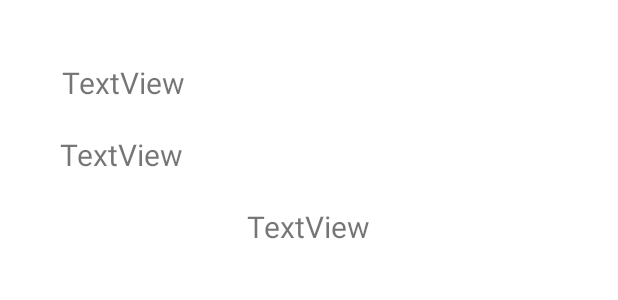
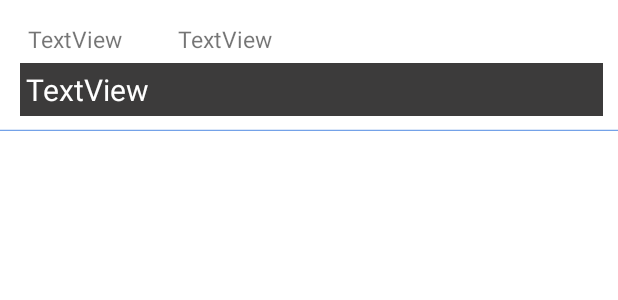
Before and after one commit to Mhashh/EasyPass, an Android app: the layout display_item.xml on its own in the app's theme, with its tools: preview values and no code run, on a phone screen of 412 x 824 dp. Shown: the top 300 px of the screen. Run offline under Robolectric (Android 15) with nearby library versions, the phone set to English and light mode, and no system bars.

Commit message:
improved look of recycler view items

```diff
--- /dev/null
+++ b/app/src/main/res/drawable/item_design.xml
@@ -0,0 +1,12 @@
+<?xml version="1.0" encoding="utf-8"?>
+<vector xmlns:android="http://schemas.android.com/apk/res/android"
+    xmlns:aapt="http://schemas.android.com/aapt"
+    android:width="108dp"
+    android:height="108dp"
+    android:viewportWidth="108"
+    android:viewportHeight="108">
+    <path
+        android:pathData="M0,108L108,108"
+        android:strokeColor="#9A1965DA"
+        android:strokeWidth="2"/>
+</vector>
--- /dev/null
+++ b/app/src/main/res/drawable/pswd_design.xml
@@ -0,0 +1,7 @@
+<?xml version="1.0" encoding="utf-8"?>
+<shape xmlns:android="http://schemas.android.com/apk/res/android"
+    android:shape="rectangle">
+    <solid
+        android:color="#D2131111"/>
+
+</shape>
--- /dev/null
+++ b/app/src/main/res/drawable/pswd_selected.xml
@@ -0,0 +1,9 @@
+<?xml version="1.0" encoding="utf-8"?>
+<shape xmlns:android="http://schemas.android.com/apk/res/android"
+    android:shape="rectangle">
+    <stroke
+        android:color="#FFFFFF"
+        android:width="20dp"/>
+    <solid
+        android:color="#D2131111"></solid>
+</shape>
--- a/app/src/main/res/layout/display_item.xml
+++ b/app/src/main/res/layout/display_item.xml
@@ -3,20 +3,20 @@
     xmlns:app="http://schemas.android.com/apk/res-auto"
     xmlns:tools="http://schemas.android.com/tools"
     android:id="@+id/item"
+    android:background="@drawable/item_design"
     android:layout_width="match_parent"
     android:layout_height="wrap_content"
-    android:layout_marginTop="@dimen/item_margin"
-    android:layout_marginLeft="@dimen/item_margin"
-    android:layout_marginRight="@dimen/item_margin">
+    android:padding="@dimen/item_padding"
+    android:layout_marginBottom="@dimen/item_margin">
 
     <TextView
         android:id="@+id/brand"
         android:layout_width="@dimen/width_brand"
-        android:layout_height="@dimen/height_brand"
-        android:layout_marginStart="16dp"
-        android:layout_marginTop="16dp"
+        android:layout_height="wrap_content"
+        android:layout_marginStart="3dp"
+        android:padding="@dimen/p_text"
         android:textSize="@dimen/font_acc"
-        android:padding="@dimen/p_text"
+        app:layout_constraintEnd_toStartOf="@+id/account"
         app:layout_constraintStart_toStartOf="parent"
         app:layout_constraintTop_toTopOf="parent"
         tools:text="TextView" />
@@ -24,30 +24,23 @@
     <TextView
         android:id="@+id/account"
         android:layout_width="@dimen/width_account"
-        android:layout_height="@dimen/height_account"
-        android:layout_marginStart="34dp"
-        android:layout_marginTop="8dp"
-        android:layout_marginEnd="177dp"
+        android:layout_height="wrap_content"
         android:padding="@dimen/p_text"
-        tools:text="TextView"
         android:textSize="@dimen/font_acc"
-        app:layout_constraintEnd_toEndOf="parent"
-        app:layout_constraintStart_toStartOf="parent"
-        app:layout_constraintTop_toBottomOf="@+id/brand" />
+        app:layout_constraintStart_toEndOf="@+id/brand"
+        app:layout_constraintTop_toTopOf="parent"
+        tools:text="TextView" />
 
     <TextView
         android:id="@+id/password"
-        android:layout_width="@dimen/width_password"
-        android:layout_height="@dimen/height_password"
-        android:layout_marginStart="34dp"
-        android:layout_marginTop="8dp"
-        android:layout_marginEnd="57dp"
-        android:textAlignment="center"
-        android:padding="@dimen/p_text"
-        android:textSize="@dimen/font_acc"
+        android:textColor="@color/white"
+        android:layout_width="match_parent"
+        android:layout_height="wrap_content"
+        android:layout_marginStart="3dp"
+        android:background="@drawable/pswd_design"
+        android:padding="@dimen/padding_password"
+        android:textSize="@dimen/font_password"
         app:layout_constraintBottom_toBottomOf="parent"
-        app:layout_constraintEnd_toEndOf="parent"
-        app:layout_constraintHorizontal_bias="0.225"
         app:layout_constraintStart_toStartOf="parent"
         app:layout_constraintTop_toBottomOf="@+id/account"
         app:layout_constraintVertical_bias="0.0"
--- a/app/src/main/res/values/dimens.xml
+++ b/app/src/main/res/values/dimens.xml
@@ -1,16 +1,17 @@
 <?xml version="1.0" encoding="utf-8"?>
 <resources>
     <dimen name="item_height">150dp</dimen>
-    <dimen name="font_brand">20sp</dimen>
-    <dimen name="font_acc">20sp</dimen>
+    <dimen name="font_brand">15sp</dimen>
+    <dimen name="font_acc">15sp</dimen>
     <dimen name="p_text">5sp</dimen>
-    <dimen name="font_password">25sp</dimen>
-    <dimen name="width_brand">200dp</dimen>
-    <dimen name="width_account">200dp</dimen>
+    <dimen name="font_password">20sp</dimen>
+    <dimen name="item_padding">10dp</dimen>
+    <dimen name="width_brand">100dp</dimen>
+    <dimen name="width_account">100dp</dimen>
     <dimen name="height_brand">40dp</dimen>
     <dimen name="height_account">40dp</dimen>
     <dimen name="width_password">320dp</dimen>
-    <dimen name="height_password">50dp</dimen>
+    <dimen name="padding_password">4dp</dimen>
     <dimen name="item_margin">20dp</dimen>
     <dimen name="height_bottom_bar">70dp</dimen>
     <dimen name="height_input">60dp</dimen>
```
